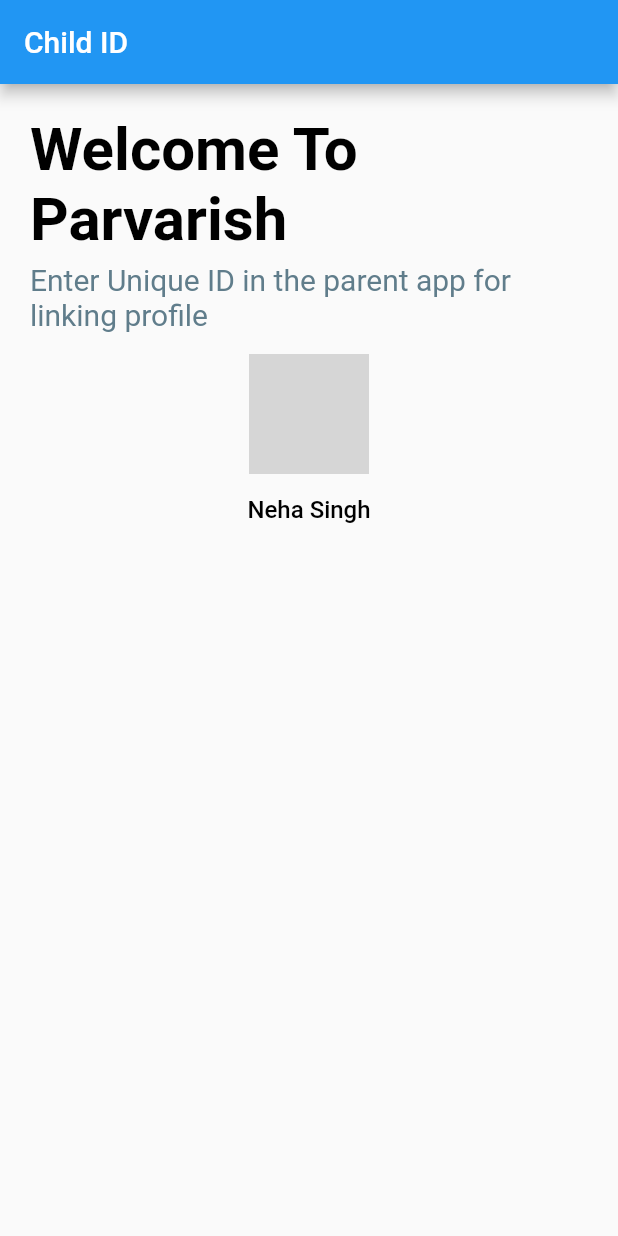
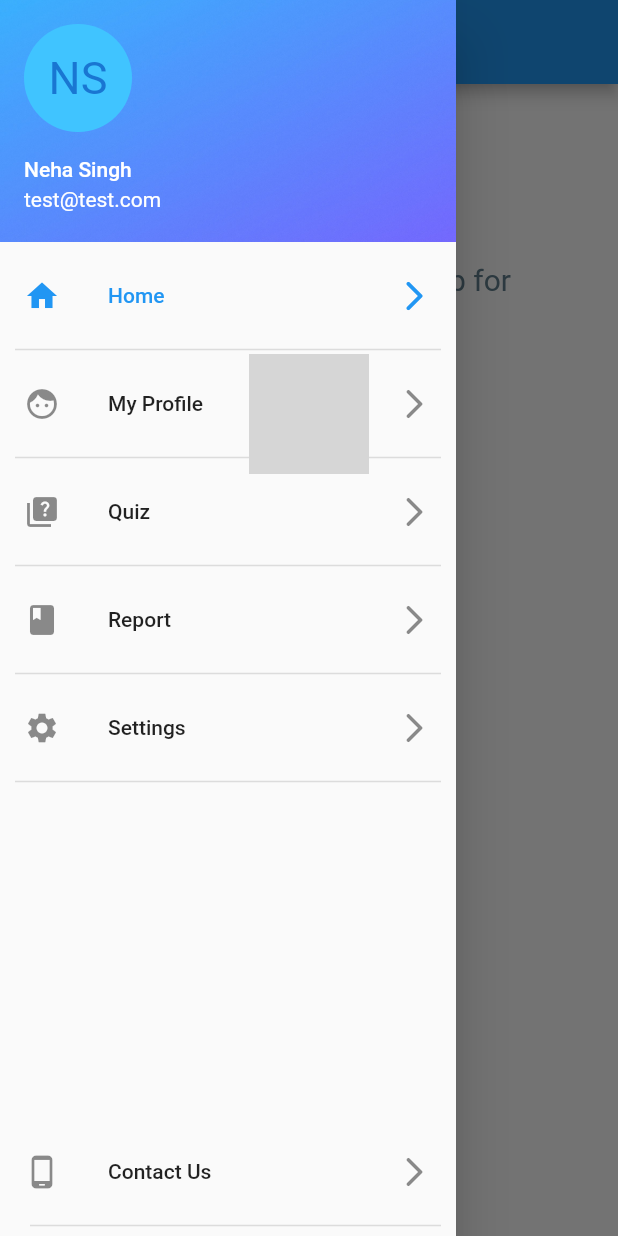
Before and after one commit to Tejaswika/Parvarish-Child, a Flutter app: the ChildID screen opened directly with empty values, with the side drawer open (before the commit the screen has no drawer), on a phone screen of 412 x 824 dp. Run offline on Flutter 3.47's test engine with Material 2 defaults, Android fonts, the light colour scheme and no system bars; our stand-ins replace carousel_slider, cloud_firestore, device_info_plus, firebase_auth, firebase_core, firebase_messaging and 3 more; missing offline and left inert: animated_snack_bar, app_usage, device_apps, flutter_background_service, flutter_background_service_android; accounts and stored records are empty; network calls fail; grey boxes are pictures that could not be loaded.

Commit message:
Added App Drawer Child Side

```diff
--- a/lib/screens/child_screen.dart
+++ b/lib/screens/child_screen.dart
@@ -10,11 +10,145 @@
 }
 
 class _ChildIDState extends State<ChildID> {
+  int _selected = 0;
+  void changeSelected(int index) {
+    setState(() {
+      _selected = index;
+    });
+  }
+
   @override
   Widget build(BuildContext context) {
     return Scaffold(
         appBar: AppBar(
           title: Text('Child ID'),
+        ),
+        drawer: Drawer(
+          child: ListView(
+            padding: EdgeInsets.zero,
+            // ignore: prefer_const_literals_to_create_immutables
+            children: [
+              const UserAccountsDrawerHeader(
+                decoration: BoxDecoration(
+                  image: DecorationImage(
+                    image: AssetImage('images/bgDrawer.jpg'),
+                    fit: BoxFit.cover,
+                  ),
+                ),
+                accountName: Text('Neha Singh'),
+                accountEmail: Text('test@test.com'),
+                currentAccountPicture: CircleAvatar(
+                  backgroundColor: Colors.lightBlueAccent,
+                  child: Text(
+                    'NS',
+                    style: TextStyle(fontSize: 30),
+                  ),
+                ),
+              ),
+              ListTile(
+                selected: _selected == 0,
+                leading: const Icon(Icons.home),
+                title: const Text('Home'),
+                onTap: () {
+                  changeSelected(0);
+                },
+                trailing: const Icon(Icons.arrow_forward_ios_rounded),
+              ),
+              const Divider(
+                thickness: 1,
+                indent: 10,
+                endIndent: 10,
+              ),
+              ListTile(
+                selected: _selected == 1,
+                leading: const Icon(Icons.face),
+                title: const Text('My Profile'),
+                onTap: () {
+                  changeSelected(1);
+                },
+                trailing: const Icon(Icons.arrow_forward_ios_rounded),
+              ),
+              const Divider(
+                thickness: 1,
+                indent: 10,
+                endIndent: 10,
+              ),
+              ListTile(
+                selected: _selected == 2,
+                leading: const Icon(Icons.quiz),
+                title: const Text('Quiz'),
+                onTap: () {
+                  changeSelected(2);
+                },
+                trailing: const Icon(Icons.arrow_forward_ios_rounded),
+              ),
+              const Divider(
+                thickness: 1,
+                indent: 10,
+                endIndent: 10,
+              ),
+              ListTile(
+                selected: _selected == 3,
+                leading: const Icon(Icons.book),
+                title: const Text('Report'),
+                onTap: () {
+                  changeSelected(3);
+                },
+                trailing: const Icon(Icons.arrow_forward_ios_rounded),
+              ),
+              const Divider(
+                thickness: 1,
+                indent: 10,
+                endIndent: 10,
+              ),
+              ListTile(
+                selected: _selected == 4,
+                leading: const Icon(Icons.settings),
+                title: const Text('Settings'),
+                onTap: () {
+                  changeSelected(4);
+                },
+                trailing: const Icon(Icons.arrow_forward_ios_rounded),
+              ),
+              const Divider(
+                thickness: 1,
+                indent: 10,
+                endIndent: 10,
+              ),
+              ListTile(),
+              ListTile(),
+              ListTile(),
+              ListTile(),
+              ListTile(
+                selected: _selected == 5,
+                leading: const Icon(Icons.phone_android_rounded),
+                title: const Text('Contact Us'),
+                onTap: () {
+                  changeSelected(5);
+                },
+                trailing: const Icon(Icons.arrow_forward_ios_rounded),
+              ),
+              const Divider(
+                thickness: 1,
+                indent: 20,
+                endIndent: 10,
+              ),
+              ListTile(
+                selected: _selected == 6,
+                leading: const Icon(Icons.logout_sharp),
+                title: const Text('Logout'),
+                onTap: () {
+                  changeSelected(6);
+                },
+                trailing: const Icon(Icons.arrow_forward_ios_rounded),
+              ),
+              // const Divider(
+              //   thickness: 1,
+              //   indent: 10,
+              //   endIndent: 10,
+              // ),
+            ],
+          ),
         ),
         body: SafeArea(
             child: Container(
@@ -65,8 +199,9 @@
                                       Navigator.push(
                                           context,
                                           MaterialPageRoute(
-                                              builder: (context) =>
-                                                  MyNavPill(uid: widget.uid,)));
+                                              builder: (context) => MyNavPill(
+                                                    uid: widget.uid,
+                                                  )));
                                     },
                                     child: Text(
                                       'Neha Singh',
@@ -76,15 +211,13 @@
                                     )),
                                 TextButton(
                                     onPressed: () {
-
                                       Navigator.push(
                                           context,
                                           MaterialPageRoute(
                                               builder: (context) =>
-                                                  MyNavPill(uid:widget.uid)));
+                                                  MyNavPill(uid: widget.uid)));
 
                                       print(widget.uid);
-
                                     },
                                     child: Text(
                                       widget.uid ?? '',
--- a/pubspec.yaml
+++ b/pubspec.yaml
@@ -75,9 +75,8 @@
   uses-material-design: true
 
   # To add assets to your application, add an assets section, like this:
-  # assets:
-  #   - images/a_dot_burr.jpeg
-  #   - images/a_dot_ham.jpeg
+  assets:
+   - images/
 
   # An image asset can refer to one or more resolution-specific "variants", see
   # https://flutter.dev/assets-and-images/#resolution-aware.
```
Also changed, not shown: images/bgDrawer.jpg (added).
